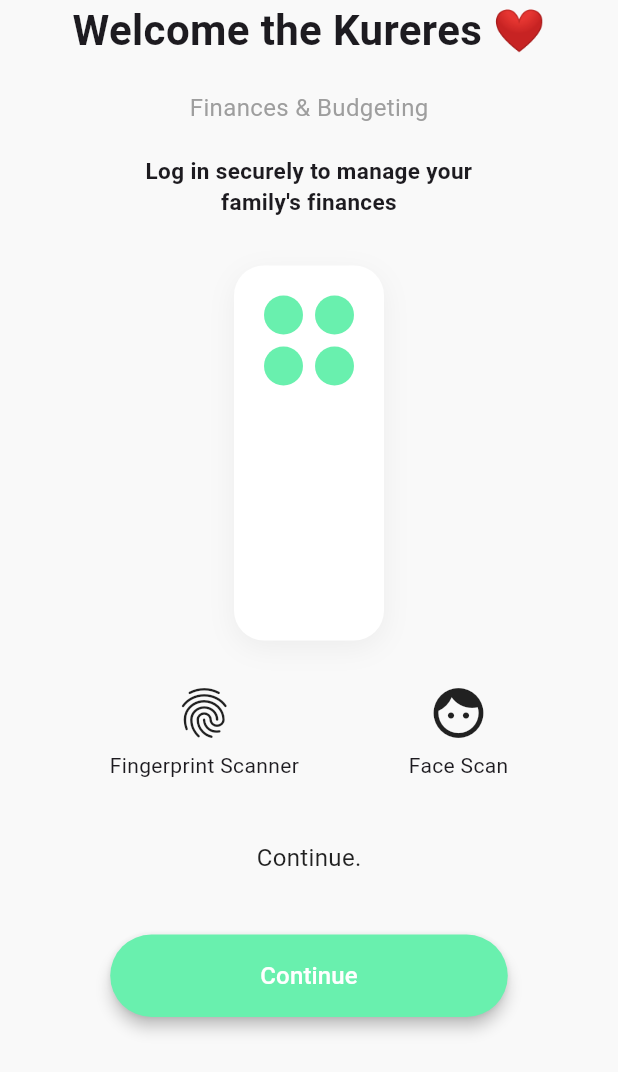
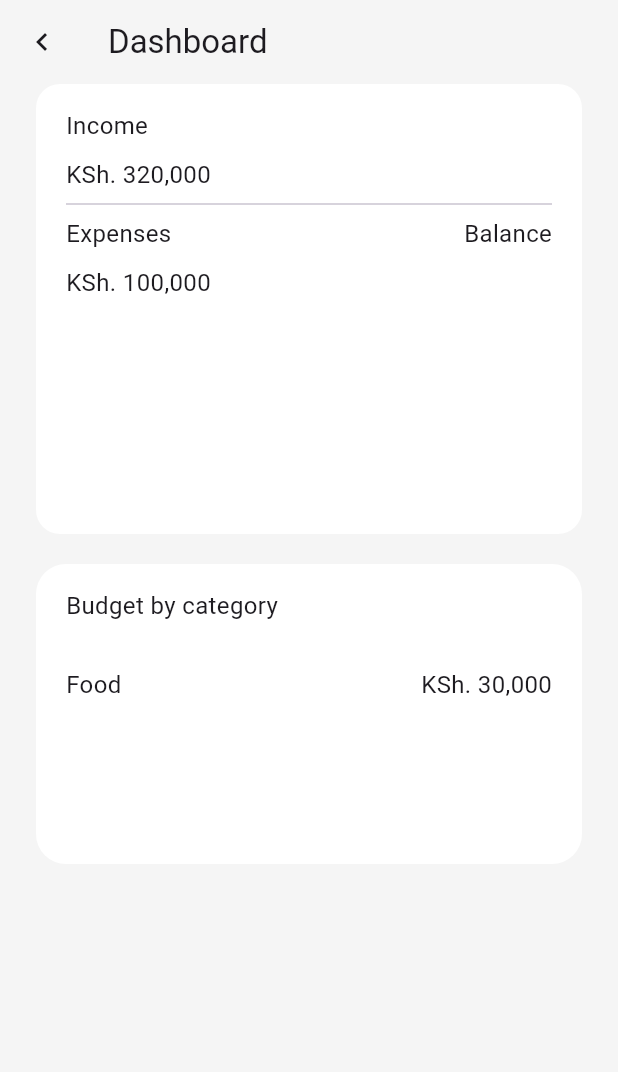
Before and after one commit to ClarenceLaria/my_pesa_mate, a Flutter app: the screen it shows after launch, after a tap on "Continue", on a phone screen of 412 x 824 dp. Shown: the top 1072 px of the screen. Run offline on Flutter 3.47's test engine with Material 3 defaults, Android fonts, the phone set to English and light mode, and no system bars; Roboto replaces fonts that are missing (SFPro).

Commit message:
Home screen updates

```diff
--- a/lib/main.dart
+++ b/lib/main.dart
@@ -18,6 +18,7 @@
         scaffoldBackgroundColor: const Color(0xFFF9F9F9),
         useMaterial3: true,
       ),
+      debugShowCheckedModeBanner: false,
       home: const LoginScreen(),
     );
   }
--- /dev/null
+++ b/lib/screens/home_screen.dart
@@ -0,0 +1,145 @@
+import 'package:flutter/material.dart';
+
+class HomeScreen extends StatefulWidget {
+  const HomeScreen({super.key});
+
+  @override
+  State<HomeScreen> createState() => _HomeScreenState();
+}
+
+class _HomeScreenState extends State<HomeScreen> {
+  @override
+  Widget build(BuildContext context) {
+    return Scaffold(
+      appBar: AppBar(
+        backgroundColor: Colors.transparent,
+        leading: const Icon(Icons.chevron_left),
+        title: const Text(
+          'Dashboard'
+        ),
+      ),
+      extendBodyBehindAppBar: true,
+      backgroundColor: const Color.fromARGB(255,245,245,245),
+      body: SafeArea(
+        child: Padding(
+          padding: const EdgeInsets.symmetric(horizontal: 24.0, ),
+          child: Column(
+            children: [
+              Container(
+                decoration: BoxDecoration(
+                  borderRadius: BorderRadius.circular(16),
+                  color: Colors.white,
+                ),
+                height: 300,
+                child: const Stack(
+                  children: [
+                    Padding(
+                      padding: EdgeInsets.symmetric(horizontal: 20.0, vertical: 16),
+                      child: Column(
+                        crossAxisAlignment: CrossAxisAlignment.start,
+                        children: [
+                          Text(
+                            'Income',
+                            style: TextStyle(
+                              fontSize: 16,
+                            ),
+                          ),
+                          SizedBox(height: 10,),
+                          Text(
+                            'KSh. 320,000',
+                            style: TextStyle(
+                              fontSize: 16,
+                            ),
+                          ),
+                          Divider(),
+                          Column(
+                            crossAxisAlignment: CrossAxisAlignment.start,
+                            children: [
+                              Row(
+                                mainAxisAlignment: MainAxisAlignment.spaceBetween,
+                                children: [
+                                  Text(
+                                    'Expenses',
+                                    style: TextStyle(
+                                      fontSize: 16,
+                                    ),
+                                  ),
+                                  SizedBox(
+                                    height: 10,
+                                  ),
+                                  Text(
+                                    'Balance',
+                                    style: TextStyle(
+                                      fontSize: 16,
+                                    ),
+                                  ),
+                                ],
+                              ),
+                              SizedBox(height: 10,),
+                              Text(
+                                'KSh. 100,000',
+                                style: TextStyle(
+                                  fontSize: 16,
+                                ),
+                              ),
+                            ],
+                          ),
+                        ],
+                      ),
+                    ),
+                  ],
+                ),
+              ),
+              const SizedBox(
+                height: 20,
+              ),
+              Container(
+                decoration: BoxDecoration(
+                  color: Colors.white,
+                  borderRadius: BorderRadius.circular(20),
+                ),
+                height: 200,
+                padding: const EdgeInsets.symmetric(horizontal: 20, vertical: 16),
+                child: const Column(
+                  crossAxisAlignment: CrossAxisAlignment.start,
+                  children: [
+                    Text(
+                      'Budget by category',
+                      style: TextStyle(
+                        fontSize: 16,
+                      ),
+                    ),
+                    SizedBox(height: 30,),
+                    Column(
+                      crossAxisAlignment: CrossAxisAlignment.start,
+                      children: [
+                        Row(
+                          mainAxisAlignment: MainAxisAlignment.spaceBetween,
+                          children: [
+                            Text(
+                              'Food',
+                              style: TextStyle(
+                                fontSize: 16,
+                              ),
+                            ),
+                            Text(
+                              'KSh. 30,000',
+                              style: TextStyle(
+                                fontSize: 16,
+                              ),
+                            ),
+                          ],
+                        ),
+                      ],
+                    ),
+                    SizedBox(height: 20,),
+                  ],
+                ),
+              )
+            ],
+          ),
+        ),
+      ),
+    );
+  }
+}
--- a/lib/screens/login_screen.dart
+++ b/lib/screens/login_screen.dart
@@ -1,4 +1,5 @@
 import 'package:flutter/material.dart';
+import 'package:kurerefinancialplanner_app/screens/home_screen.dart';
 
 class LoginScreen extends StatelessWidget {
   const LoginScreen({super.key});
@@ -8,21 +9,25 @@ class LoginScreen extends StatelessWidget {
     return Scaffold(
       body: SafeArea(
         child: SingleChildScrollView(
+          padding: const EdgeInsets.symmetric(vertical: 40, horizontal: 24),
+          child: IntrinsicHeight(
             child: Column(
+              mainAxisAlignment: MainAxisAlignment.spaceBetween,
               children: [
                 const Text(
-                'Welcome the Kureres ❤',
+                  'Welcome to the Kureres ❤',
                   style: TextStyle(
-                  fontSize: 28,
+                    fontSize: 24,
                     fontWeight: FontWeight.bold,
                   ),
+                  textAlign: TextAlign.center,
                 ),
                 const SizedBox(height: 20),
                 const Text(
                   'Finances & Budgeting',
                   style: TextStyle(
                     fontSize: 16,
-                  color: Colors.grey,
+                    color: Colors.black,
                   ),
                 ),
                 const SizedBox(height: 20),
@@ -30,14 +35,14 @@ class LoginScreen extends StatelessWidget {
                   "Log in securely to manage your \nfamily's finances",
                   textAlign: TextAlign.center,
                   style: TextStyle(
-                  fontSize: 15,
+                    fontSize: 16,
                     fontWeight: FontWeight.bold,
                   ),
                 ),
                 const SizedBox(height: 32),
                 Container(
                   width: 100,
-                height: 250,
+                  height: 125,
                   padding: const EdgeInsets.all(16),
                   decoration: BoxDecoration(
                     color: Colors.white,
@@ -51,40 +56,47 @@ class LoginScreen extends StatelessWidget {
                     ],
                   ),
                   child: GridView.count(
+                    padding: const EdgeInsets.symmetric(vertical: 10),
                     crossAxisCount: 2,
+                    mainAxisSpacing: 10,
                     children: List.generate(4, (_) => _buildDot()),
                   ),
                 ),
-              const SizedBox(height: 28),
+                const SizedBox(height: 32),
                 const Row(
                   mainAxisAlignment: MainAxisAlignment.spaceEvenly,
                   children: [
                     Column(
                       children: [
-                      Icon(Icons.fingerprint, size: 40),
+                        Icon(Icons.fingerprint, size: 60),
                         SizedBox(height: 5),
-                      Text('Fingerprint Scanner', style: TextStyle(fontSize: 14)),
+                        Text('Fingerprint Scanner', style: TextStyle(fontSize: 12)),
                       ],
                     ),
                     Column(
                       children: [
-                      Icon(Icons.face, size: 40),
+                        Icon(Icons.face, size: 60),
                         SizedBox(height: 5),
-                      Text('Face Scan', style: TextStyle(fontSize: 14)),
+                        Text('Face Scan', style: TextStyle(fontSize: 12)),
                       ],
                     ),
                   ],
                 ),
                 const SizedBox(height: 40),
                 const Spacer(),
-              const Text(
-                'Continue.',
-                style: TextStyle(fontSize: 16, color: Colors.black87),
-              ),
+
                 const SizedBox(height: 40),
-              ElevatedButton(
+                SizedBox(
+                  width: double.infinity,
+                  child: ElevatedButton(
                     onPressed: () {
                       // Navigation logic or auth logic
+                      Navigator.pushReplacement(
+                        context,
+                        MaterialPageRoute(
+                          builder: (context) => const HomeScreen(),
+                        ),
+                      );
                     },
                     style: ElevatedButton.styleFrom(
                       backgroundColor: Colors.greenAccent,
@@ -99,7 +111,9 @@ class LoginScreen extends StatelessWidget {
                       style: TextStyle(fontSize: 16, color: Colors.white),
                     ),
                   ),
+                ),
               ],
+            ),
           ),
         )
       ),
```
Lines whose indentation alone changed are shown as unchanged.
